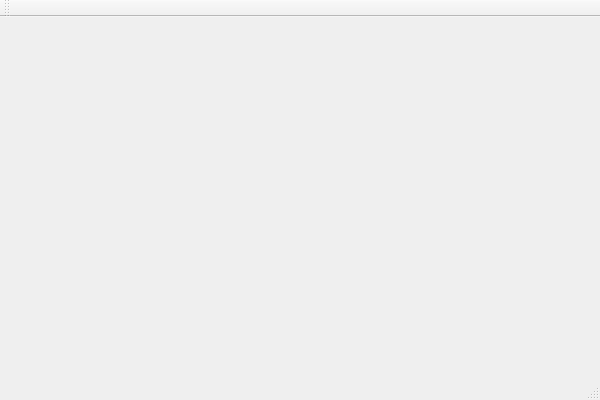
First picture: the form in GUIMusicEqualiser/GUIMusicEqualiser.ui, repository Phyteon/MusicEqualiser1, before the edit.
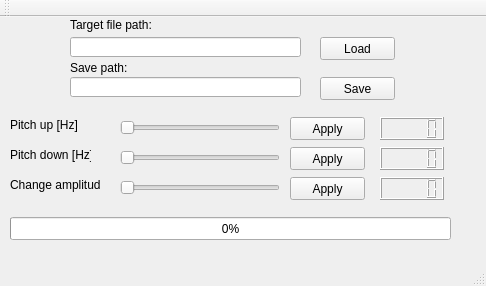
Second picture: the form after the edit.

Commit message: Added prototype layout

```diff
--- a/GUIMusicEqualiser/GUIMusicEqualiser.ui
+++ b/GUIMusicEqualiser/GUIMusicEqualiser.ui
@@ -6,14 +6,256 @@
    <rect>
     <x>0</x>
     <y>0</y>
-    <width>600</width>
-    <height>400</height>
+    <width>486</width>
+    <height>286</height>
    </rect>
   </property>
   <property name="windowTitle">
    <string>GUIMusicEqualiser</string>
   </property>
-  <widget class="QWidget" name="centralWidget"/>
+  <widget class="QWidget" name="centralWidget">
+   <widget class="QLineEdit" name="lineEdit">
+    <property name="geometry">
+     <rect>
+      <x>70</x>
+      <y>20</y>
+      <width>231</width>
+      <height>20</height>
+     </rect>
+    </property>
+   </widget>
+   <widget class="QLabel" name="label">
+    <property name="geometry">
+     <rect>
+      <x>70</x>
+      <y>0</y>
+      <width>191</width>
+      <height>16</height>
+     </rect>
+    </property>
+    <property name="text">
+     <string>Target file path:</string>
+    </property>
+   </widget>
+   <widget class="QLabel" name="label_2">
+    <property name="geometry">
+     <rect>
+      <x>70</x>
+      <y>40</y>
+      <width>81</width>
+      <height>21</height>
+     </rect>
+    </property>
+    <property name="text">
+     <string>Save path:</string>
+    </property>
+   </widget>
+   <widget class="QLineEdit" name="lineEdit_2">
+    <property name="geometry">
+     <rect>
+      <x>70</x>
+      <y>60</y>
+      <width>231</width>
+      <height>20</height>
+     </rect>
+    </property>
+   </widget>
+   <widget class="QSlider" name="horizontalSlider">
+    <property name="geometry">
+     <rect>
+      <x>120</x>
+      <y>100</y>
+      <width>160</width>
+      <height>22</height>
+     </rect>
+    </property>
+    <property name="maximum">
+     <number>2000</number>
+    </property>
+    <property name="orientation">
+     <enum>Qt::Horizontal</enum>
+    </property>
+   </widget>
+   <widget class="QPushButton" name="pushButton">
+    <property name="geometry">
+     <rect>
+      <x>290</x>
+      <y>100</y>
+      <width>75</width>
+      <height>23</height>
+     </rect>
+    </property>
+    <property name="text">
+     <string>Apply</string>
+    </property>
+   </widget>
+   <widget class="QSlider" name="horizontalSlider_2">
+    <property name="geometry">
+     <rect>
+      <x>120</x>
+      <y>130</y>
+      <width>160</width>
+      <height>22</height>
+     </rect>
+    </property>
+    <property name="maximum">
+     <number>2000</number>
+    </property>
+    <property name="orientation">
+     <enum>Qt::Horizontal</enum>
+    </property>
+   </widget>
+   <widget class="QPushButton" name="pushButton_2">
+    <property name="geometry">
+     <rect>
+      <x>290</x>
+      <y>130</y>
+      <width>75</width>
+      <height>23</height>
+     </rect>
+    </property>
+    <property name="text">
+     <string>Apply</string>
+    </property>
+   </widget>
+   <widget class="QSlider" name="horizontalSlider_3">
+    <property name="geometry">
+     <rect>
+      <x>120</x>
+      <y>160</y>
+      <width>160</width>
+      <height>22</height>
+     </rect>
+    </property>
+    <property name="maximum">
+     <number>16384</number>
+    </property>
+    <property name="orientation">
+     <enum>Qt::Horizontal</enum>
+    </property>
+   </widget>
+   <widget class="QPushButton" name="pushButton_3">
+    <property name="geometry">
+     <rect>
+      <x>290</x>
+      <y>160</y>
+      <width>75</width>
+      <height>23</height>
+     </rect>
+    </property>
+    <property name="text">
+     <string>Apply</string>
+    </property>
+   </widget>
+   <widget class="QLabel" name="label_3">
+    <property name="geometry">
+     <rect>
+      <x>10</x>
+      <y>100</y>
+      <width>71</width>
+      <height>16</height>
+     </rect>
+    </property>
+    <property name="text">
+     <string>Pitch up [Hz]</string>
+    </property>
+   </widget>
+   <widget class="QLabel" name="label_4">
+    <property name="geometry">
+     <rect>
+      <x>10</x>
+      <y>130</y>
+      <width>81</width>
+      <height>16</height>
+     </rect>
+    </property>
+    <property name="text">
+     <string>Pitch down [Hz]</string>
+    </property>
+   </widget>
+   <widget class="QLabel" name="label_5">
+    <property name="geometry">
+     <rect>
+      <x>10</x>
+      <y>160</y>
+      <width>91</width>
+      <height>16</height>
+     </rect>
+    </property>
+    <property name="text">
+     <string>Change amplitude</string>
+    </property>
+   </widget>
+   <widget class="QLCDNumber" name="lcdNumber">
+    <property name="geometry">
+     <rect>
+      <x>380</x>
+      <y>100</y>
+      <width>64</width>
+      <height>23</height>
+     </rect>
+    </property>
+   </widget>
+   <widget class="QLCDNumber" name="lcdNumber_2">
+    <property name="geometry">
+     <rect>
+      <x>380</x>
+      <y>130</y>
+      <width>64</width>
+      <height>23</height>
+     </rect>
+    </property>
+   </widget>
+   <widget class="QLCDNumber" name="lcdNumber_3">
+    <property name="geometry">
+     <rect>
+      <x>380</x>
+      <y>160</y>
+      <width>64</width>
+      <height>23</height>
+     </rect>
+    </property>
+   </widget>
+   <widget class="QProgressBar" name="progressBar">
+    <property name="geometry">
+     <rect>
+      <x>10</x>
+      <y>200</y>
+      <width>441</width>
+      <height>23</height>
+     </rect>
+    </property>
+    <property name="value">
+     <number>0</number>
+    </property>
+   </widget>
+   <widget class="QPushButton" name="pushButton_4">
+    <property name="geometry">
+     <rect>
+      <x>320</x>
+      <y>20</y>
+      <width>75</width>
+      <height>23</height>
+     </rect>
+    </property>
+    <property name="text">
+     <string>Load</string>
+    </property>
+   </widget>
+   <widget class="QPushButton" name="pushButton_5">
+    <property name="geometry">
+     <rect>
+      <x>320</x>
+      <y>60</y>
+      <width>75</width>
+      <height>23</height>
+     </rect>
+    </property>
+    <property name="text">
+     <string>Save</string>
+    </property>
+   </widget>
+  </widget>
   <widget class="QMenuBar" name="menuBar">
    <property name="geometry">
     <rect>
```
Left out of the diff: 2 changed lines with no effect on the pictures.
